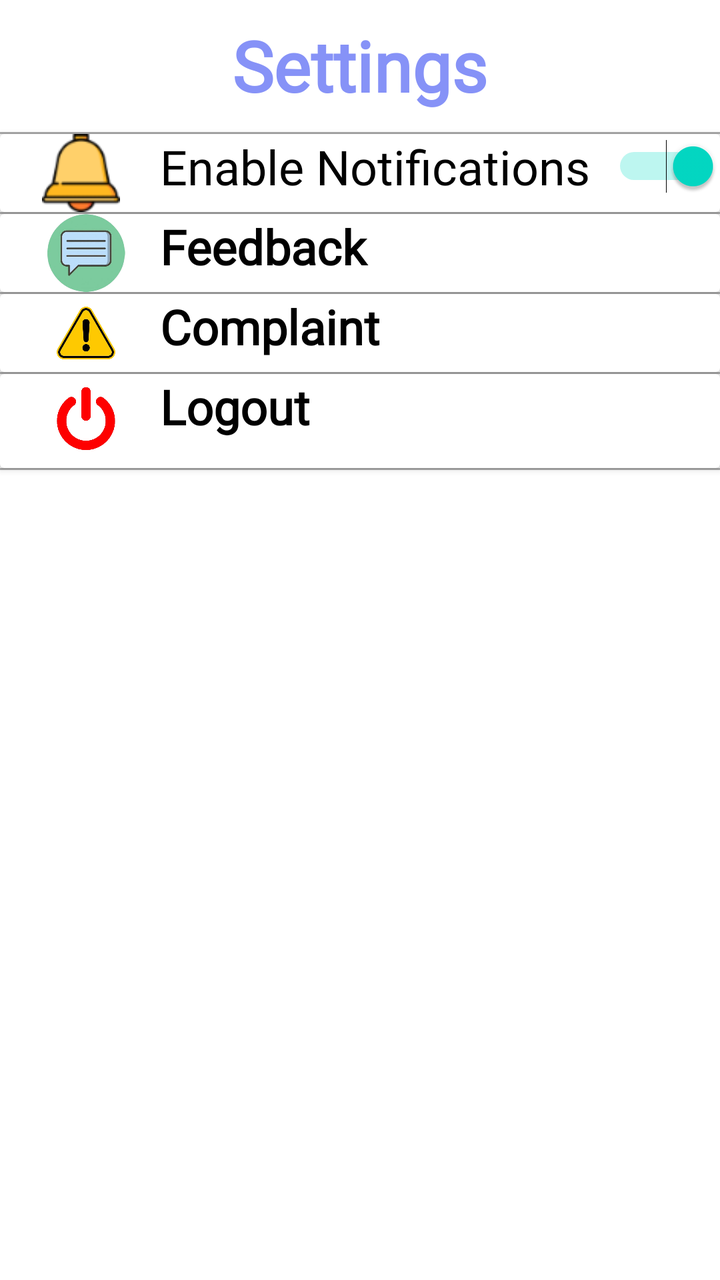
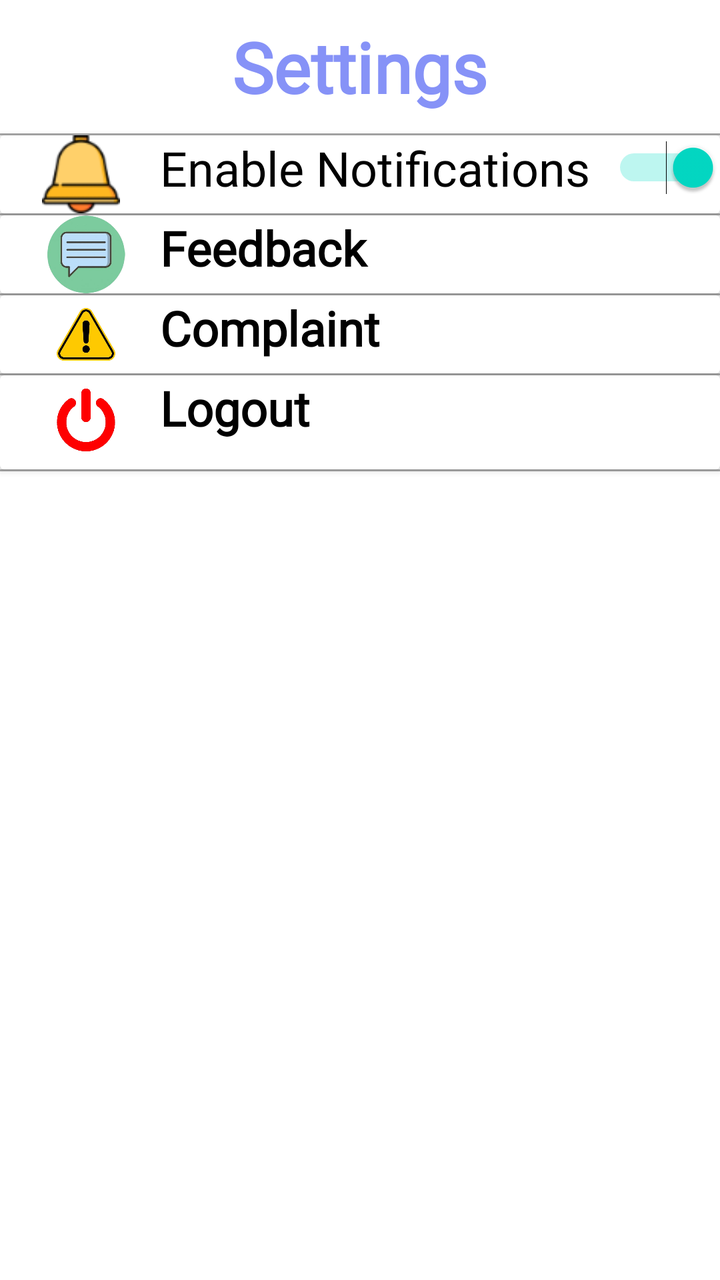

Before-and-after screenshots of an Android layout around one commit, followed by the original layout XML and the change that was made.
<!-- AndroidManifest.xml: application theme Base.Theme.GoBetween -->
<!-- res/layout/activity_settings.xml -->
<RelativeLayout xmlns:android="http://schemas.android.com/apk/res/android"
    android:layout_width="match_parent"
    android:layout_height="match_parent"
    xmlns:app="http://schemas.android.com/apk/res-auto">
    <LinearLayout
        android:layout_width="match_parent"
        android:layout_height="match_parent"
        android:orientation="vertical"
        android:paddingTop="10dp">

        <ImageView
            android:id="@+id/arrow"
            android:layout_width="wrap_content"
            android:layout_height="wrap_content"
            android:layout_gravity="start|center_vertical|center"
            android:layout_marginTop="15dp"
            android:paddingBottom="20dp"
            android:src="@drawable/baseline_arrow_back_24" />

        <TextView
            android:id="@+id/settings_title"
            android:layout_width="wrap_content"
            android:layout_height="wrap_content"
            android:layout_gravity="center"
            android:text="Settings"
            android:textSize="35dp"
            android:textStyle="bold"
            android:textColor="@color/lavender"
            android:fontFamily="@font/poppins_semibold"
            android:textAlignment="center"
            android:paddingStart="16dp"
            android:layout_marginTop="-60dp"
            android:paddingEnd="16dp"
            android:paddingTop="0dp"
            android:paddingBottom="10dp"/>

        <View
            android:layout_width="match_parent"
            android:layout_height="1dp"
            android:background="@android:color/darker_gray"/>

        <androidx.cardview.widget.CardView
            android:id="@+id/switch_notification"
            android:layout_width="match_parent"
            android:layout_height="wrap_content"
            android:orientation="horizontal"
            android:paddingStart="16dp"
            android:paddingEnd="16dp"
            android:paddingTop="8dp"
            android:paddingBottom="8dp">
            <ImageView
                android:layout_width="wrap_content"
                android:layout_height="39dp"
                android:layout_gravity="center_vertical"
                android:layout_marginEnd="8dp"
                android:layout_marginStart="15dp"
                android:src="@drawable/notification" />

            <Switch
                android:layout_width="match_parent"
                android:layout_height="wrap_content"
                android:text="Enable Notifications"
                android:checked="true"
                android:textSize="24sp"
                android:layout_marginStart="80dp"
                android:fontFamily="@font/poppins_semibold"/>

        </androidx.cardview.widget.CardView>
        <View
            android:layout_width="match_parent"
            android:layout_height="1dp"
            android:background="@android:color/darker_gray"/>

        
        <androidx.cardview.widget.CardView
            android:id="@+id/viewfeedback"
            android:layout_width="match_parent"
            android:layout_height="wrap_content"
            android:orientation="horizontal"
            android:paddingStart="16dp"
            android:paddingEnd="16dp"
            android:paddingTop="8dp"
            android:paddingBottom="8dp">

            <ImageView
                android:layout_width="56dp"
                android:layout_height="39dp"
                android:layout_gravity="center_vertical"
                android:layout_marginEnd="8dp"
                android:layout_marginStart="15dp"
                android:src="@drawable/feedback" />

            <TextView
                android:layout_width="match_parent"
                android:layout_height="wrap_content"
                android:text="Feedback"
                android:layout_marginStart="80dp"
                android:textSize="24sp"
                android:fontFamily="@font/poppins_semibold"
                android:textStyle="bold"/>

        </androidx.cardview.widget.CardView>
        <View
            android:layout_width="match_parent"
            android:layout_height="1dp"
            android:background="@android:color/darker_gray"/>
        <androidx.cardview.widget.CardView
            android:id="@+id/viewcomplaint"
            android:layout_width="match_parent"
            android:layout_height="wrap_content"
            android:orientation="horizontal"
            android:paddingStart="16dp"
            android:paddingEnd="16dp"
            android:paddingTop="8dp"
            android:paddingBottom="8dp">

            <ImageView
                android:layout_width="56dp"
                android:layout_height="39dp"
                android:layout_gravity="center_vertical"
                android:layout_marginEnd="8dp"
                android:layout_marginStart="15dp"
                android:src="@drawable/complaint" />

            <TextView
                android:layout_width="wrap_content"
                android:layout_height="wrap_content"
                android:fontFamily="@font/poppins_semibold"
                android:text="Complaint"
                android:textSize="24sp"
                android:layout_marginStart="80dp"
                android:textStyle="bold" />

        </androidx.cardview.widget.CardView>
        <View
            android:layout_width="match_parent"
            android:layout_height="1dp"
            android:background="@android:color/darker_gray"/>
        <androidx.cardview.widget.CardView
            android:id="@+id/logout"
            android:layout_width="match_parent"
            android:layout_height="wrap_content"
            android:orientation="horizontal"
            android:paddingStart="16dp"
            android:paddingEnd="16dp"
            android:paddingTop="8dp"
            android:paddingBottom="8dp">

            <ImageView
                android:layout_width="56dp"
                android:layout_height="39dp"
                android:layout_gravity="center_vertical"
                android:layout_marginEnd="8dp"
                android:layout_marginStart="15dp"
                android:src="@drawable/logout" />

            <TextView

                android:layout_width="wrap_content"
                android:layout_height="47dp"
                android:fontFamily="@font/poppins_semibold"
                android:text="Logout"
                android:textSize="24sp"
                android:layout_marginStart="80dp"
                android:textStyle="bold" />

        </androidx.cardview.widget.CardView>

        <View
            android:layout_width="match_parent"
            android:layout_height="1dp"
            android:background="@android:color/darker_gray"/>
    </LinearLayout>

</RelativeLayout>
<!-- resources referenced by this layout -->
<resources>
  <color name="lavender">#8692f7</color>
  <!-- drawable baseline_arrow_back_24 (drawable) -->
  <vector android:autoMirrored="true" android:height="24dp"
      android:viewportHeight="24"
      android:viewportWidth="24" android:width="24dp" xmlns:android="http://schemas.android.com/apk/res/android">
      <path android:fillColor="@color/white" android:pathData="M20,11H7.83l5.59,-5.59L12,4l-8,8 8,8 1.41,-1.41L7.83,13H20v-2z"/>
  </vector>
  <!-- drawable complaint: png bitmap (drawable, 109753 bytes) -->
  <!-- drawable feedback: png bitmap (drawable, 66100 bytes) -->
  <!-- drawable logout: png bitmap (drawable, 68058 bytes) -->
  <!-- drawable notification: png bitmap (drawable, 2376 bytes) -->
  <style name="Base.Theme.GoBetween" parent="Theme.MaterialComponents.DayNight.NoActionBar">
          
          
  
      <item name="colorPrimary">@color/lavender</item>
      <item name="colorPrimaryVariant">@color/lavender</item>
      <item name="colorOnPrimary">@color/white</item>
  
      <item name="colorSecondary">@color/teal_200</item>
      <item name="colorSecondaryVariant">@color/teal_700</item>
      <item name="colorOnSecondary">@color/black</item>
          <item name="android:textColor">@color/black</item>
  
      <item name="android:statusBarColor">@color/white</item>
      </style>
  <color name="white">#FFFFFFFF</color>
  <color name="teal_200">#FF03DAC5</color>
  <color name="teal_700">#FF018786</color>
  <color name="black">#FF000000</color>
</resources>

<!-- the commit's change to res/layout/activity_settings.xml (unified diff, before → after) -->
@@ -7,16 +7,6 @@
         android:layout_height="match_parent"
         android:orientation="vertical"
         android:paddingTop="10dp">
-
-        <ImageView
-            android:id="@+id/arrow"
-            android:layout_width="wrap_content"
-            android:layout_height="wrap_content"
-            android:layout_gravity="start|center_vertical|center"
-            android:layout_marginTop="15dp"
-            android:paddingBottom="20dp"
-            android:src="@drawable/baseline_arrow_back_24" />
-
         <TextView
             android:id="@+id/settings_title"
             android:layout_width="wrap_content"
@@ -29,7 +19,7 @@
             android:fontFamily="@font/poppins_semibold"
             android:textAlignment="center"
             android:paddingStart="16dp"
-            android:layout_marginTop="-60dp"
+            android:layout_marginTop="0dp"
             android:paddingEnd="16dp"
             android:paddingTop="0dp"
             android:paddingBottom="10dp"/>
<!-- resource entries referenced after the edit -->
@@ -1,12 +1,6 @@
 <!-- resources referenced by this layout -->
 <resources>
   <color name="lavender">#8692f7</color>
-  <!-- drawable baseline_arrow_back_24 (drawable) -->
-  <vector android:autoMirrored="true" android:height="24dp"
-      android:viewportHeight="24"
-      android:viewportWidth="24" android:width="24dp" xmlns:android="http://schemas.android.com/apk/res/android">
-      <path android:fillColor="@color/white" android:pathData="M20,11H7.83l5.59,-5.59L12,4l-8,8 8,8 1.41,-1.41L7.83,13H20v-2z"/>
-  </vector>
   <!-- drawable complaint: png bitmap (drawable, 109753 bytes) -->
   <!-- drawable feedback: png bitmap (drawable, 66100 bytes) -->
   <!-- drawable logout: png bitmap (drawable, 68058 bytes) -->
